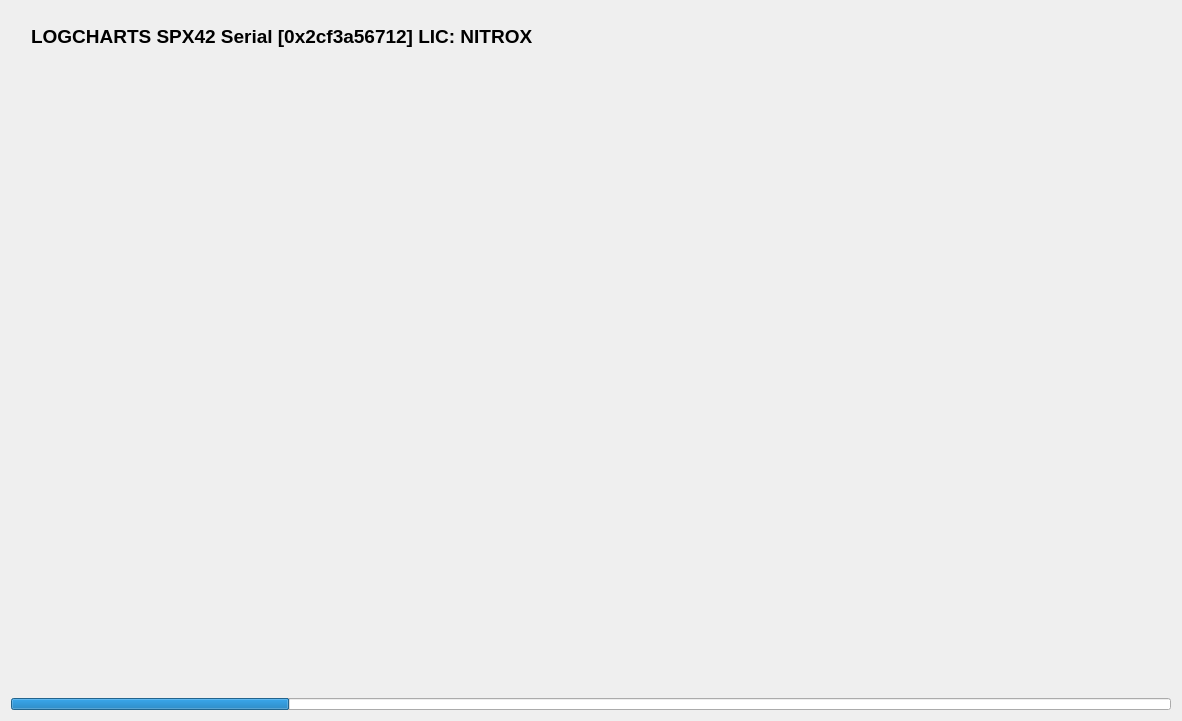
dmarc0001/spx42Control, file src/ui/DeviceInfoFragment.ui: the form before one commit.
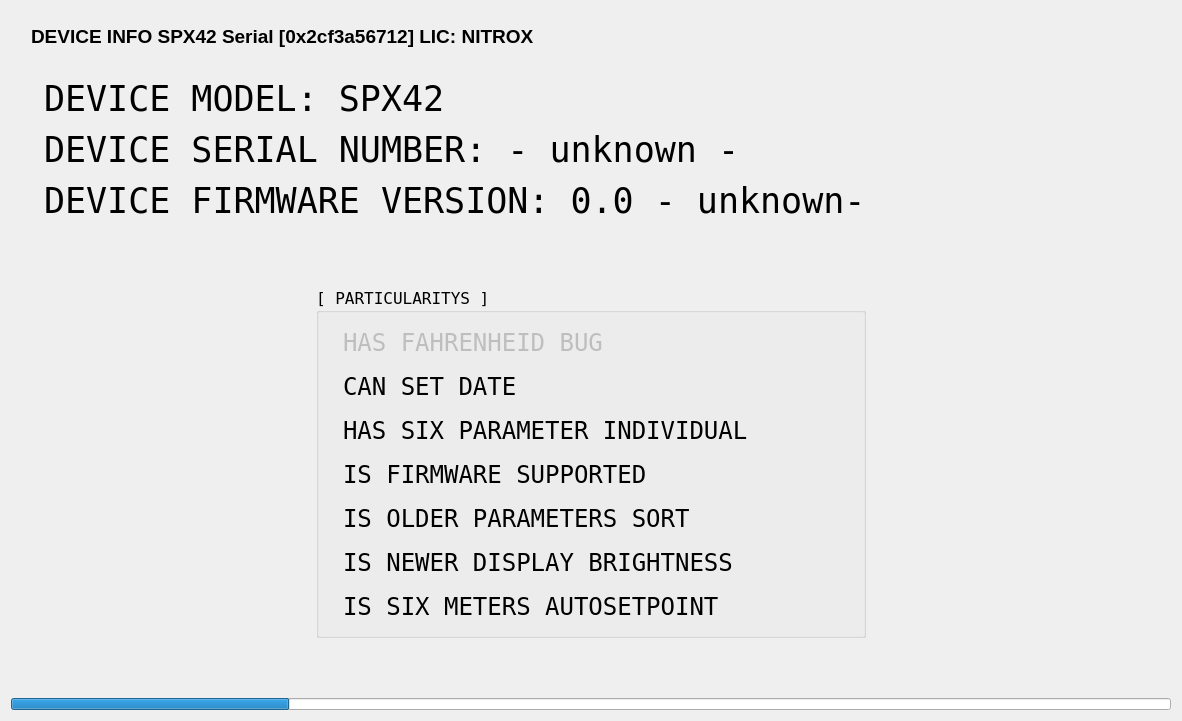
The form after the commit.

Commit message: - info seite implementiert

Diff of the .ui file:
```diff
--- a/src/ui/DeviceInfoFragment.ui
+++ b/src/ui/DeviceInfoFragment.ui
@@ -82,7 +82,7 @@
          </font>
         </property>
         <property name="text">
-         <string>LOGCHARTS SPX42 Serial [0x2cf3a56712] LIC: NITROX</string>
+         <string>DEVICE INFO SPX42 Serial [0x2cf3a56712] LIC: NITROX</string>
         </property>
        </widget>
       </item>
@@ -103,7 +103,461 @@
     </widget>
    </item>
    <item>
-    <widget class="QWidget" name="bodyWidget" native="true"/>
+    <widget class="QWidget" name="deviceInfoBodyWidget" native="true">
+     <layout class="QVBoxLayout" name="verticalLayout_3">
+      <item>
+       <widget class="QLabel" name="deviceModelLabel">
+        <property name="minimumSize">
+         <size>
+          <width>0</width>
+          <height>45</height>
+         </size>
+        </property>
+        <property name="maximumSize">
+         <size>
+          <width>16777215</width>
+          <height>55</height>
+         </size>
+        </property>
+        <property name="font">
+         <font>
+          <family>DejaVu Sans Mono</family>
+          <pointsize>26</pointsize>
+         </font>
+        </property>
+        <property name="statusTip">
+         <string>DEVICE  MODEL NAME</string>
+        </property>
+        <property name="text">
+         <string>DEVICE MODEL: SPX42</string>
+        </property>
+        <property name="margin">
+         <number>0</number>
+        </property>
+        <property name="indent">
+         <number>24</number>
+        </property>
+       </widget>
+      </item>
+      <item>
+       <widget class="QLabel" name="deviceSerialNumberLabel">
+        <property name="minimumSize">
+         <size>
+          <width>0</width>
+          <height>45</height>
+         </size>
+        </property>
+        <property name="maximumSize">
+         <size>
+          <width>16777215</width>
+          <height>55</height>
+         </size>
+        </property>
+        <property name="font">
+         <font>
+          <family>DejaVu Sans Mono</family>
+          <pointsize>26</pointsize>
+         </font>
+        </property>
+        <property name="statusTip">
+         <string>DEVICE  MODEL NAME</string>
+        </property>
+        <property name="text">
+         <string>DEVICE SERIAL NUMBER: - unknown -</string>
+        </property>
+        <property name="indent">
+         <number>24</number>
+        </property>
+       </widget>
+      </item>
+      <item>
+       <widget class="QLabel" name="deviceFirmwareVersionNumber">
+        <property name="minimumSize">
+         <size>
+          <width>0</width>
+          <height>45</height>
+         </size>
+        </property>
+        <property name="maximumSize">
+         <size>
+          <width>16777215</width>
+          <height>55</height>
+         </size>
+        </property>
+        <property name="font">
+         <font>
+          <family>DejaVu Sans Mono</family>
+          <pointsize>26</pointsize>
+         </font>
+        </property>
+        <property name="statusTip">
+         <string>DEVICE  MODEL NAME</string>
+        </property>
+        <property name="text">
+         <string>DEVICE FIRMWARE VERSION: 0.0 - unknown-</string>
+        </property>
+        <property name="indent">
+         <number>24</number>
+        </property>
+       </widget>
+      </item>
+      <item>
+       <widget class="QWidget" name="particulatytyWidget" native="true">
+        <property name="sizePolicy">
+         <sizepolicy hsizetype="Expanding" vsizetype="Expanding">
+          <horstretch>0</horstretch>
+          <verstretch>0</verstretch>
+         </sizepolicy>
+        </property>
+        <layout class="QHBoxLayout" name="horizontalLayout">
+         <property name="topMargin">
+          <number>24</number>
+         </property>
+         <item>
+          <spacer name="horizontalSpacer_3">
+           <property name="orientation">
+            <enum>Qt::Horizontal</enum>
+           </property>
+           <property name="sizeType">
+            <enum>QSizePolicy::MinimumExpanding</enum>
+           </property>
+           <property name="sizeHint" stdset="0">
+            <size>
+             <width>280</width>
+             <height>20</height>
+            </size>
+           </property>
+          </spacer>
+         </item>
+         <item>
+          <widget class="QGroupBox" name="firmwarePartGroupBox">
+           <property name="sizePolicy">
+            <sizepolicy hsizetype="Expanding" vsizetype="Expanding">
+             <horstretch>0</horstretch>
+             <verstretch>0</verstretch>
+            </sizepolicy>
+           </property>
+           <property name="minimumSize">
+            <size>
+             <width>550</width>
+             <height>300</height>
+            </size>
+           </property>
+           <property name="maximumSize">
+            <size>
+             <width>16777215</width>
+             <height>350</height>
+            </size>
+           </property>
+           <property name="font">
+            <font>
+             <family>DejaVu Sans Mono</family>
+             <pointsize>12</pointsize>
+            </font>
+           </property>
+           <property name="title">
+            <string>[ PARTICULARITYS ]</string>
+           </property>
+           <layout class="QVBoxLayout" name="verticalLayout_2">
+            <property name="spacing">
+             <number>4</number>
+            </property>
+            <property name="leftMargin">
+             <number>24</number>
+            </property>
+            <property name="rightMargin">
+             <number>34</number>
+            </property>
+            <item>
+             <widget class="QLabel" name="fahrenheidBugLabel">
+              <property name="enabled">
+               <bool>false</bool>
+              </property>
+              <property name="sizePolicy">
+               <sizepolicy hsizetype="Expanding" vsizetype="MinimumExpanding">
+                <horstretch>0</horstretch>
+                <verstretch>0</verstretch>
+               </sizepolicy>
+              </property>
+              <property name="minimumSize">
+               <size>
+                <width>400</width>
+                <height>34</height>
+               </size>
+              </property>
+              <property name="maximumSize">
+               <size>
+                <width>16777215</width>
+                <height>45</height>
+               </size>
+              </property>
+              <property name="font">
+               <font>
+                <family>DejaVu Sans Mono</family>
+                <pointsize>18</pointsize>
+                <kerning>false</kerning>
+               </font>
+              </property>
+              <property name="statusTip">
+               <string>device has an old firmware with bug in communiacation for temperature units...</string>
+              </property>
+              <property name="locale">
+               <locale language="English" country="Europe"/>
+              </property>
+              <property name="text">
+               <string>HAS FAHRENHEID BUG</string>
+              </property>
+             </widget>
+            </item>
+            <item>
+             <widget class="QLabel" name="canSetDateLabel">
+              <property name="sizePolicy">
+               <sizepolicy hsizetype="Expanding" vsizetype="MinimumExpanding">
+                <horstretch>0</horstretch>
+                <verstretch>0</verstretch>
+               </sizepolicy>
+              </property>
+              <property name="minimumSize">
+               <size>
+                <width>400</width>
+                <height>34</height>
+               </size>
+              </property>
+              <property name="maximumSize">
+               <size>
+                <width>16777215</width>
+                <height>45</height>
+               </size>
+              </property>
+              <property name="font">
+               <font>
+                <family>DejaVu Sans Mono</family>
+                <pointsize>18</pointsize>
+                <kerning>false</kerning>
+               </font>
+              </property>
+              <property name="statusTip">
+               <string>device can/can't set date and time via communication interface...</string>
+              </property>
+              <property name="locale">
+               <locale language="English" country="Europe"/>
+              </property>
+              <property name="text">
+               <string>CAN SET DATE</string>
+              </property>
+             </widget>
+            </item>
+            <item>
+             <widget class="QLabel" name="hasSixParametersLabel">
+              <property name="sizePolicy">
+               <sizepolicy hsizetype="Expanding" vsizetype="MinimumExpanding">
+                <horstretch>0</horstretch>
+                <verstretch>0</verstretch>
+               </sizepolicy>
+              </property>
+              <property name="minimumSize">
+               <size>
+                <width>400</width>
+                <height>34</height>
+               </size>
+              </property>
+              <property name="maximumSize">
+               <size>
+                <width>16777215</width>
+                <height>45</height>
+               </size>
+              </property>
+              <property name="font">
+               <font>
+                <family>DejaVu Sans Mono</family>
+                <pointsize>18</pointsize>
+                <kerning>false</kerning>
+               </font>
+              </property>
+              <property name="statusTip">
+               <string>device has six parameters für communication for individuals config...</string>
+              </property>
+              <property name="locale">
+               <locale language="English" country="Europe"/>
+              </property>
+              <property name="text">
+               <string>HAS SIX PARAMETER INDIVIDUAL</string>
+              </property>
+             </widget>
+            </item>
+            <item>
+             <widget class="QLabel" name="isFirmwareSupportedLabel">
+              <property name="sizePolicy">
+               <sizepolicy hsizetype="Expanding" vsizetype="MinimumExpanding">
+                <horstretch>0</horstretch>
+                <verstretch>0</verstretch>
+               </sizepolicy>
+              </property>
+              <property name="minimumSize">
+               <size>
+                <width>400</width>
+                <height>34</height>
+               </size>
+              </property>
+              <property name="maximumSize">
+               <size>
+                <width>16777215</width>
+                <height>45</height>
+               </size>
+              </property>
+              <property name="font">
+               <font>
+                <family>DejaVu Sans Mono</family>
+                <pointsize>18</pointsize>
+                <kerning>false</kerning>
+               </font>
+              </property>
+              <property name="statusTip">
+               <string>is the firmware supported for this software...</string>
+              </property>
+              <property name="locale">
+               <locale language="English" country="Europe"/>
+              </property>
+              <property name="text">
+               <string>IS FIRMWARE SUPPORTED</string>
+              </property>
+             </widget>
+            </item>
+            <item>
+             <widget class="QLabel" name="isOlderParametersSortLabel">
+              <property name="sizePolicy">
+               <sizepolicy hsizetype="Expanding" vsizetype="MinimumExpanding">
+                <horstretch>0</horstretch>
+                <verstretch>0</verstretch>
+               </sizepolicy>
+              </property>
+              <property name="minimumSize">
+               <size>
+                <width>400</width>
+                <height>34</height>
+               </size>
+              </property>
+              <property name="maximumSize">
+               <size>
+                <width>16777215</width>
+                <height>45</height>
+               </size>
+              </property>
+              <property name="font">
+               <font>
+                <family>DejaVu Sans Mono</family>
+                <pointsize>18</pointsize>
+                <kerning>false</kerning>
+               </font>
+              </property>
+              <property name="statusTip">
+               <string>communication interface with older or newer parametr sorting...</string>
+              </property>
+              <property name="locale">
+               <locale language="English" country="Europe"/>
+              </property>
+              <property name="text">
+               <string>IS OLDER PARAMETERS SORT</string>
+              </property>
+             </widget>
+            </item>
+            <item>
+             <widget class="QLabel" name="isNewerDisplayBightnessLabel">
+              <property name="sizePolicy">
+               <sizepolicy hsizetype="Expanding" vsizetype="MinimumExpanding">
+                <horstretch>0</horstretch>
+                <verstretch>0</verstretch>
+               </sizepolicy>
+              </property>
+              <property name="minimumSize">
+               <size>
+                <width>400</width>
+                <height>34</height>
+               </size>
+              </property>
+              <property name="maximumSize">
+               <size>
+                <width>16777215</width>
+                <height>45</height>
+               </size>
+              </property>
+              <property name="font">
+               <font>
+                <family>DejaVu Sans Mono</family>
+                <pointsize>18</pointsize>
+                <kerning>false</kerning>
+               </font>
+              </property>
+              <property name="statusTip">
+               <string>display brightness ar newer or older type...</string>
+              </property>
+              <property name="locale">
+               <locale language="English" country="Europe"/>
+              </property>
+              <property name="text">
+               <string>IS NEWER DISPLAY BRIGHTNESS</string>
+              </property>
+             </widget>
+            </item>
+            <item>
+             <widget class="QLabel" name="isSixMetersAutoSetpointLabel">
+              <property name="sizePolicy">
+               <sizepolicy hsizetype="Expanding" vsizetype="MinimumExpanding">
+                <horstretch>0</horstretch>
+                <verstretch>0</verstretch>
+               </sizepolicy>
+              </property>
+              <property name="minimumSize">
+               <size>
+                <width>400</width>
+                <height>34</height>
+               </size>
+              </property>
+              <property name="maximumSize">
+               <size>
+                <width>16777215</width>
+                <height>45</height>
+               </size>
+              </property>
+              <property name="font">
+               <font>
+                <family>DejaVu Sans Mono</family>
+                <pointsize>18</pointsize>
+                <kerning>false</kerning>
+               </font>
+              </property>
+              <property name="statusTip">
+               <string>is autosetpoint by five or six meters...</string>
+              </property>
+              <property name="locale">
+               <locale language="English" country="Europe"/>
+              </property>
+              <property name="text">
+               <string>IS SIX METERS AUTOSETPOINT</string>
+              </property>
+             </widget>
+            </item>
+           </layout>
+          </widget>
+         </item>
+         <item>
+          <spacer name="horizontalSpacer_4">
+           <property name="orientation">
+            <enum>Qt::Horizontal</enum>
+           </property>
+           <property name="sizeHint" stdset="0">
+            <size>
+             <width>280</width>
+             <height>20</height>
+            </size>
+           </property>
+          </spacer>
+         </item>
+        </layout>
+       </widget>
+      </item>
+     </layout>
+    </widget>
    </item>
    <item>
     <widget class="QProgressBar" name="transferProgressBar">
```
The commit also changes 13 other files.
